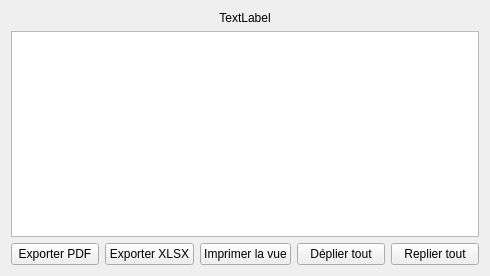
Above: formdisplaytree.ui from GiPiLab/ProtonClassicSuite before the change. Below: the same form after it.
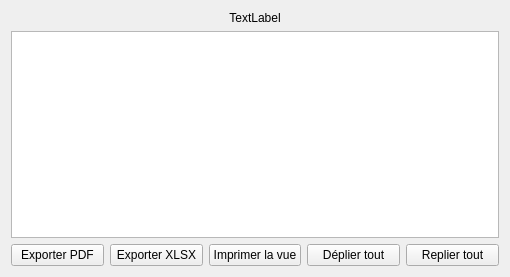
That is the form after the change. Icons and pictures are not drawn.

```diff
--- a/formdisplaytree.ui
+++ b/formdisplaytree.ui
@@ -6,8 +6,8 @@
    <rect>
     <x>0</x>
     <y>0</y>
-    <width>490</width>
-    <height>276</height>
+    <width>510</width>
+    <height>277</height>
    </rect>
   </property>
   <property name="windowTitle">
```
Left out of the diff: 12 changed lines with no effect on the pictures.
